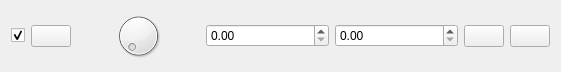
This is gui/oscilloscope/guioscilloscopeprobeframe.ui in pyrollo/sws as Qt 5 draws it before an edit. The edited form follows.
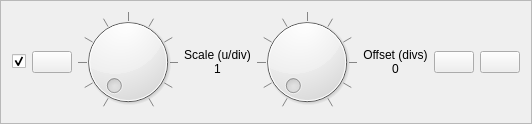
This is the edited form. Icons and pictures are not drawn. Custom widgets are drawn as their Qt base class.

Commit message: Add scale and offset controls to oscilloscope probes

What changed in the file:
```diff
--- a/gui/oscilloscope/guioscilloscopeprobeframe.ui
+++ b/gui/oscilloscope/guioscilloscopeprobeframe.ui
@@ -6,12 +6,12 @@
    <rect>
     <x>0</x>
     <y>0</y>
-    <width>561</width>
-    <height>68</height>
+    <width>409</width>
+    <height>120</height>
    </rect>
   </property>
   <property name="sizePolicy">
-   <sizepolicy hsizetype="Preferred" vsizetype="Minimum">
+   <sizepolicy hsizetype="Preferred" vsizetype="Preferred">
     <horstretch>0</horstretch>
     <verstretch>0</verstretch>
    </sizepolicy>
@@ -19,6 +19,9 @@
   <property name="windowTitle">
    <string>Frame</string>
   </property>
+  <property name="frameShape">
+   <enum>QFrame::StyledPanel</enum>
+  </property>
   <layout class="QHBoxLayout" name="horizontalLayout">
    <item>
     <widget class="QCheckBox" name="enableButton">
@@ -56,13 +59,88 @@
     </widget>
    </item>
    <item>
-    <widget class="QDial" name="dial"/>
+    <widget class="GuiInfiniteDial" name="scaleDial">
+     <property name="sizePolicy">
+      <sizepolicy hsizetype="Fixed" vsizetype="Fixed">
+       <horstretch>0</horstretch>
+       <verstretch>0</verstretch>
+      </sizepolicy>
+     </property>
+     <property name="maximum">
+      <number>10</number>
+     </property>
+     <property name="pageStep">
+      <number>1</number>
+     </property>
+     <property name="notchesVisible">
+      <bool>true</bool>
+     </property>
+    </widget>
    </item>
    <item>
-    <widget class="QDoubleSpinBox" name="probeScale"/>
+    <widget class="QLabel" name="scaleLabel">
+     <property name="sizePolicy">
+      <sizepolicy hsizetype="Expanding" vsizetype="Preferred">
+       <horstretch>0</horstretch>
+       <verstretch>0</verstretch>
+      </sizepolicy>
+     </property>
+     <property name="text">
+      <string>Scale (u/div)
+1</string>
+     </property>
+     <property name="textFormat">
+      <enum>Qt::PlainText</enum>
+     </property>
+     <property name="alignment">
+      <set>Qt::AlignCenter</set>
+     </property>
+     <property name="textInteractionFlags">
+      <set>Qt::NoTextInteraction</set>
+     </property>
+    </widget>
    </item>
    <item>
-    <widget class="QDoubleSpinBox" name="probeOffset"/>
+    <widget class="GuiInfiniteDial" name="offsetDial">
+     <property name="sizePolicy">
+      <sizepolicy hsizetype="Fixed" vsizetype="Fixed">
+       <horstretch>0</horstretch>
+       <verstretch>0</verstretch>
+      </sizepolicy>
+     </property>
+     <property name="maximum">
+      <number>10</number>
+     </property>
+     <property name="pageStep">
+      <number>1</number>
+     </property>
+     <property name="notchesVisible">
+      <bool>true</bool>
+     </property>
+    </widget>
+   </item>
+   <item>
+    <widget class="QLabel" name="offsetLabel">
+     <property name="sizePolicy">
+      <sizepolicy hsizetype="Expanding" vsizetype="Preferred">
+       <horstretch>0</horstretch>
+       <verstretch>0</verstretch>
+      </sizepolicy>
+     </property>
+     <property name="text">
+      <string>Offset (divs)
+0</string>
+     </property>
+     <property name="textFormat">
+      <enum>Qt::PlainText</enum>
+     </property>
+     <property name="alignment">
+      <set>Qt::AlignCenter</set>
+     </property>
+     <property name="textInteractionFlags">
+      <set>Qt::NoTextInteraction</set>
+     </property>
+    </widget>
    </item>
    <item>
     <widget class="QPushButton" name="changePlugButton">
@@ -115,6 +193,11 @@
    <extends>QPushButton</extends>
    <header location="global">gui/widgets/guicolorbutton.h</header>
   </customwidget>
+  <customwidget>
+   <class>GuiInfiniteDial</class>
+   <extends>QDial</extends>
+   <header location="global">gui/widgets/guiinfinitedial.h</header>
+  </customwidget>
  </customwidgets>
  <resources/>
  <connections/>
```
The commit also changes 6 other files.
